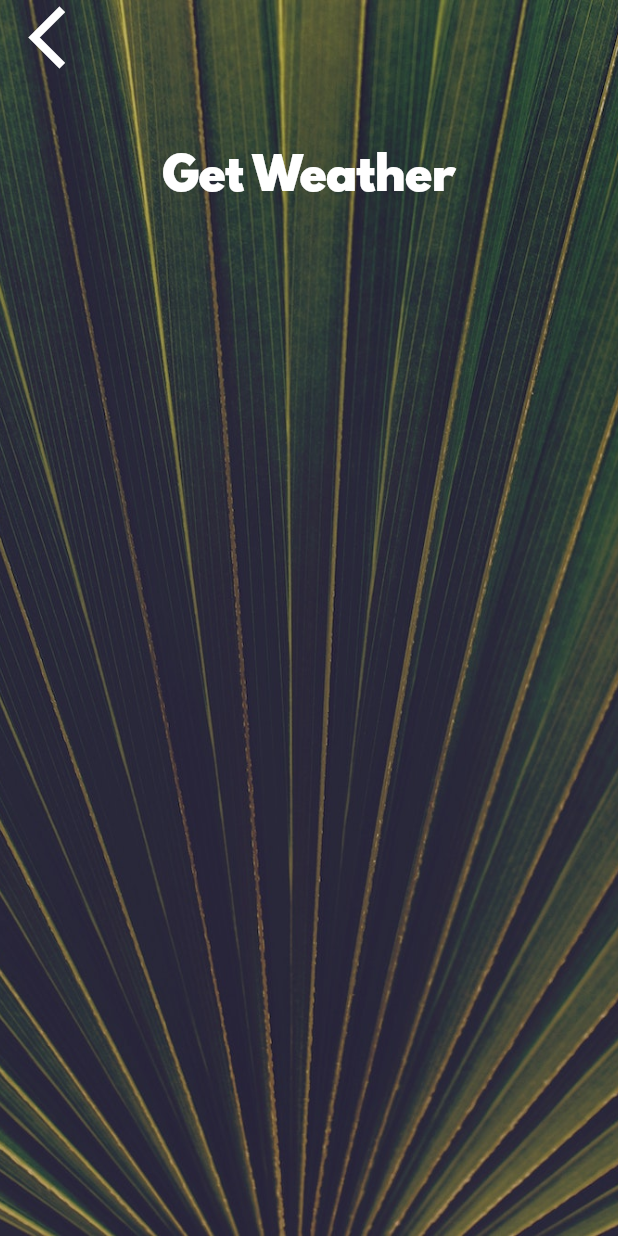
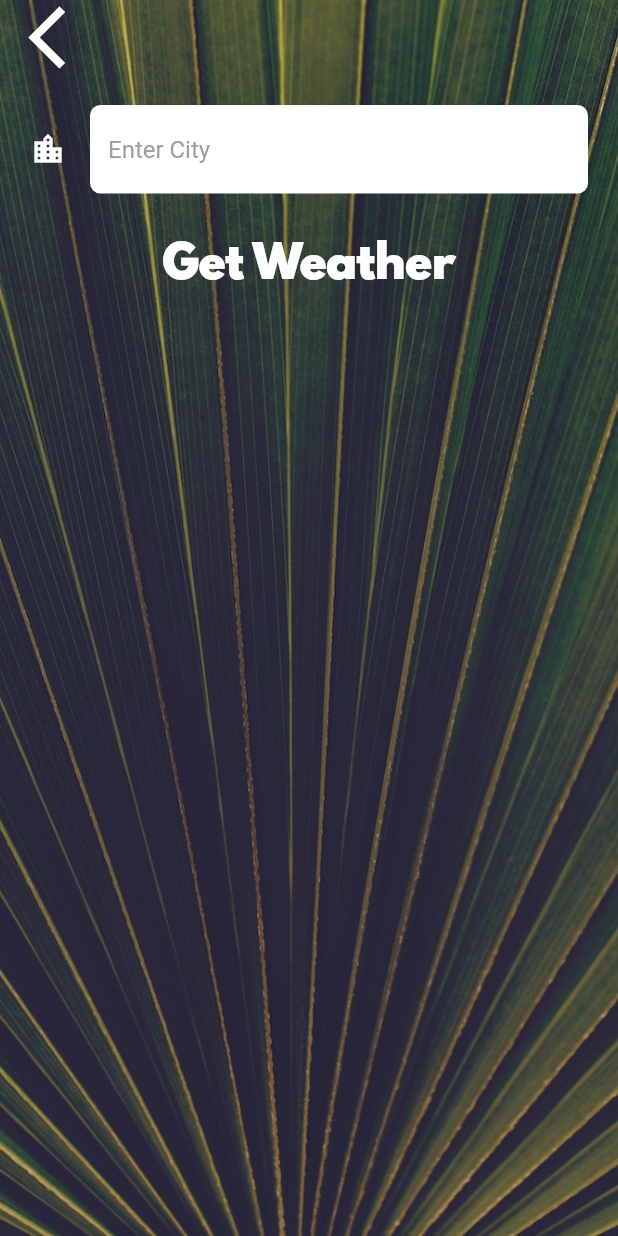
Before and after one commit to nonicalx/clima, a Flutter app: the LocationScreen screen opened directly, after a tap on the "location city" icon, on a phone screen of 412 x 824 dp. Run offline on Flutter 3.47's test engine with Material 2 defaults, Android fonts, the phone set to English and light mode, and no system bars; our stand-ins replace flutter_spinkit, geolocator; network calls fail.

Commit message:
Achieved getting weather by cityname

```diff
--- a/lib/screens/city_screen.dart
+++ b/lib/screens/city_screen.dart
@@ -7,6 +7,7 @@ class CityScreen extends StatefulWidget {
 }
 
 class _CityScreenState extends State<CityScreen> {
+  String city;
   @override
   Widget build(BuildContext context) {
     return Scaffold(
@@ -35,10 +36,18 @@ class _CityScreenState extends State<CityScreen> {
               ),
               Container(
                 padding: EdgeInsets.all(20.0),
-                child: null,
+                child: TextField(
+                  style: TextStyle(color: Colors.black),
+                  decoration: kTextFieldDecoration,
+                  onChanged: (val) {
+                    city = val;
+                  },
+                ),
               ),
               FlatButton(
-                onPressed: () {},
+                onPressed: () {
+                  Navigator.pop(context, city);
+                },
                 child: Text(
                   'Get Weather',
                   style: kButtonTextStyle,
--- a/lib/screens/location_screen.dart
+++ b/lib/screens/location_screen.dart
@@ -46,6 +46,14 @@ class _LocationScreenState extends State<LocationScreen> {
     updateScreen(data);
   }
 
+  void getWeatherOfCity(String city) async {
+    if (city != null) {
+      var data = await weatherModel.getWeatherByCity(city);
+      print(data);
+      updateScreen(data);
+    }
+  }
+
   @override
   Widget build(BuildContext context) {
     return Scaffold(
@@ -77,11 +85,13 @@ class _LocationScreenState extends State<LocationScreen> {
                     ),
                   ),
                   FlatButton(
-                    onPressed: () {
-                      Navigator.push(context,
+                    onPressed: () async {
+                      var poppedCity = await Navigator.push(context,
                           MaterialPageRoute(builder: (context) {
                         return CityScreen();
                       }));
+
+                      getWeatherOfCity(poppedCity);
                     },
                     child: Icon(
                       Icons.location_city,
--- a/lib/services/weather.dart
+++ b/lib/services/weather.dart
@@ -1,15 +1,25 @@
 import 'package:clima/services/request_processor.dart';
 import 'package:clima/services/location.dart';
+
+const apiKey = '23fe94394ac9ddf520478bf3e3e6a7c4';
 
 class WeatherModel {
   Future getWeatherInLocation() async {
     Location local = new Location();
     await local.getCurrentLocation();
-    const apiKey = '23fe94394ac9ddf520478bf3e3e6a7c4';
     RequestProcessor processor = new RequestProcessor();
     Map data = await processor.getData(
       url:
           "https://api.openweathermap.org/data/2.5/weather?lat=${local.latitude}&lon=${local.longitude}&appid=$apiKey&units=metric",
+    );
+    return data;
+  }
+
+  Future getWeatherByCity(city) async {
+    RequestProcessor processor = new RequestProcessor();
+    Map data = await processor.getData(
+      url:
+          'https://api.openweathermap.org/data/2.5/weather?q=${city}&appid=${apiKey}&units=metric',
     );
     return data;
   }
--- a/lib/utilities/constants.dart
+++ b/lib/utilities/constants.dart
@@ -18,3 +18,20 @@ const kButtonTextStyle = TextStyle(
 const kConditionTextStyle = TextStyle(
   fontSize: 100.0,
 );
+
+const kTextFieldDecoration = InputDecoration(
+  filled: true,
+  fillColor: Colors.white,
+  hintText: 'Enter City',
+  hintStyle: TextStyle(color: Colors.grey),
+  icon: Icon(
+    Icons.location_city,
+    color: Colors.white,
+  ),
+  border: OutlineInputBorder(
+    borderRadius: BorderRadius.all(
+      Radius.circular(7),
+    ),
+    borderSide: BorderSide.none,
+  ),
+);
```
